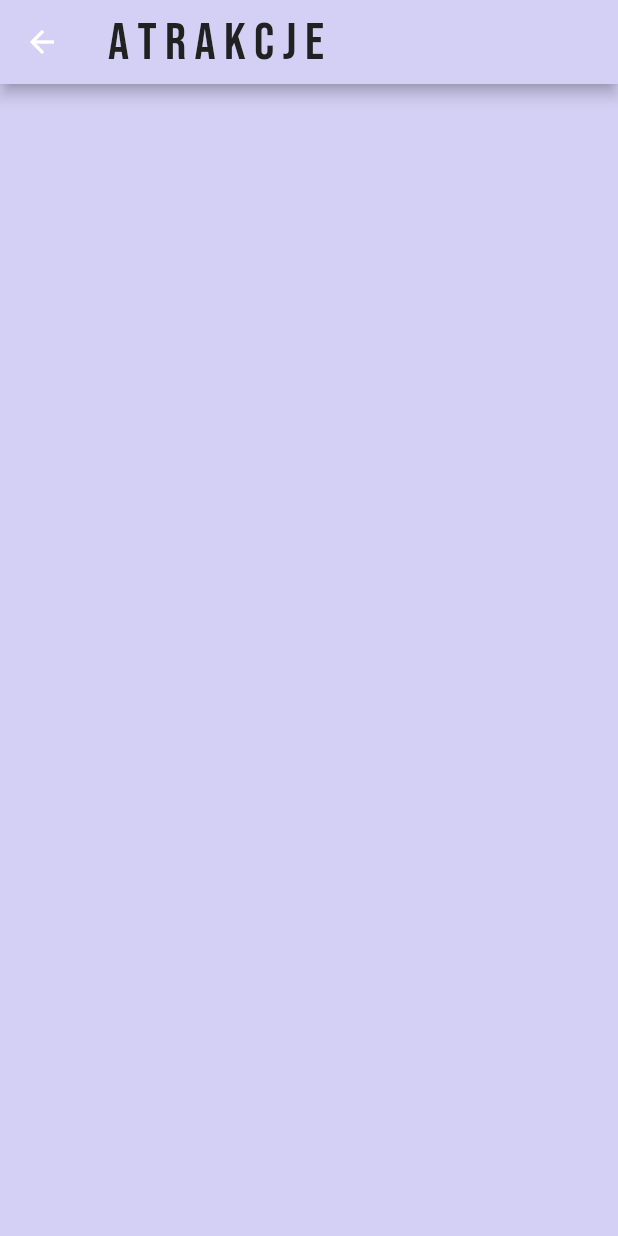
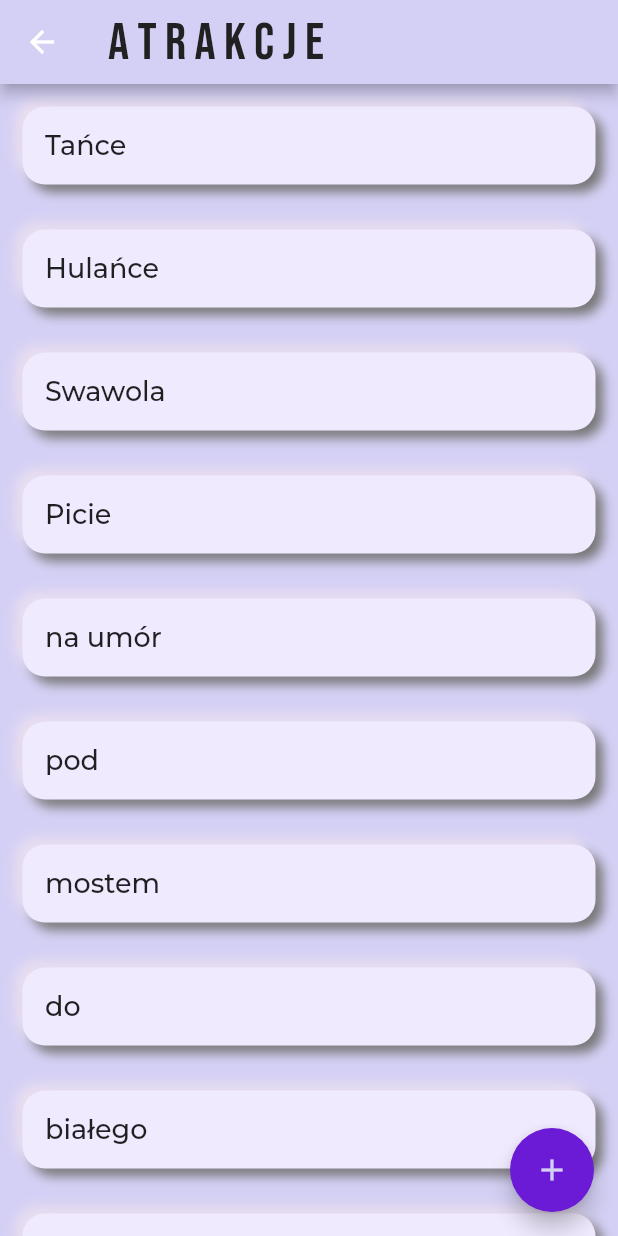
Before and after one commit to agajaworska/letsparty, a Flutter app: the AttractionPage screen opened directly, on a phone screen of 412 x 824 dp. Run offline on Flutter 3.47's test engine with Material 2 defaults, Android fonts, the phone set to English and light mode, and no system bars; our stand-ins replace firebase_auth, firebase_core, google_fonts, google_nav_bar; accounts and stored records are empty.

Commit message:
Add AtrractionWidget to attr_page

```diff
--- a/lib/app/attraction/attr_page.dart
+++ b/lib/app/attraction/attr_page.dart
@@ -18,6 +18,71 @@ class AttractionPage extends StatelessWidget {
           ),
         ),
       ),
+      floatingActionButton: FloatingActionButton(
+        backgroundColor: Color.fromARGB(255, 107, 26, 213),
+        onPressed: () {},
+        child: const Icon(
+          Icons.add_outlined,
+          color: Color.fromARGB(255, 212, 208, 245),
+        ),
+      ),
+      body: ListView(
+        children: const [
+          AttractionWidget(title: 'Tańce'),
+          AttractionWidget(title: 'Hulańce'),
+          AttractionWidget(title: 'Swawola'),
+          AttractionWidget(title: 'Picie'),
+          AttractionWidget(title: 'na umór'),
+          AttractionWidget(title: 'pod'),
+          AttractionWidget(title: 'mostem'),
+          AttractionWidget(title: 'do '),
+          AttractionWidget(title: 'białego'),
+          AttractionWidget(title: 'rano'),
+          AttractionWidget(title: 'hehe'),
+          AttractionWidget(title: 'haha'),
+          AttractionWidget(title: 'hihi'),
+        ],
+      ),
     );
   }
 }
+
+class AttractionWidget extends StatelessWidget {
+  const AttractionWidget({
+    Key? key,
+    required this.title,
+  }) : super(key: key);
+
+  final String title;
+
+  @override
+  Widget build(BuildContext context) {
+    return Container(
+      padding: const EdgeInsets.all(15),
+      margin: const EdgeInsets.all(15),
+      decoration: BoxDecoration(
+        color: const Color.fromARGB(255, 240, 234, 255),
+        borderRadius: BorderRadius.circular(15),
+        boxShadow: [
+          BoxShadow(
+            offset: const Offset(5, 5),
+            blurRadius: 6.0,
+            color: Colors.grey.shade600,
+          ),
+          const BoxShadow(
+            offset: const Offset(-5, -5),
+            blurRadius: 6.0,
+            color: const Color.fromARGB(255, 232, 222, 240),
+          ),
+        ],
+      ),
+      child: Text(
+        title,
+        style: GoogleFonts.montserrat(
+          fontSize: 18,
+          fontWeight: FontWeight.w500,
+        ),
+      ),
+    );
+  }
+}
```
